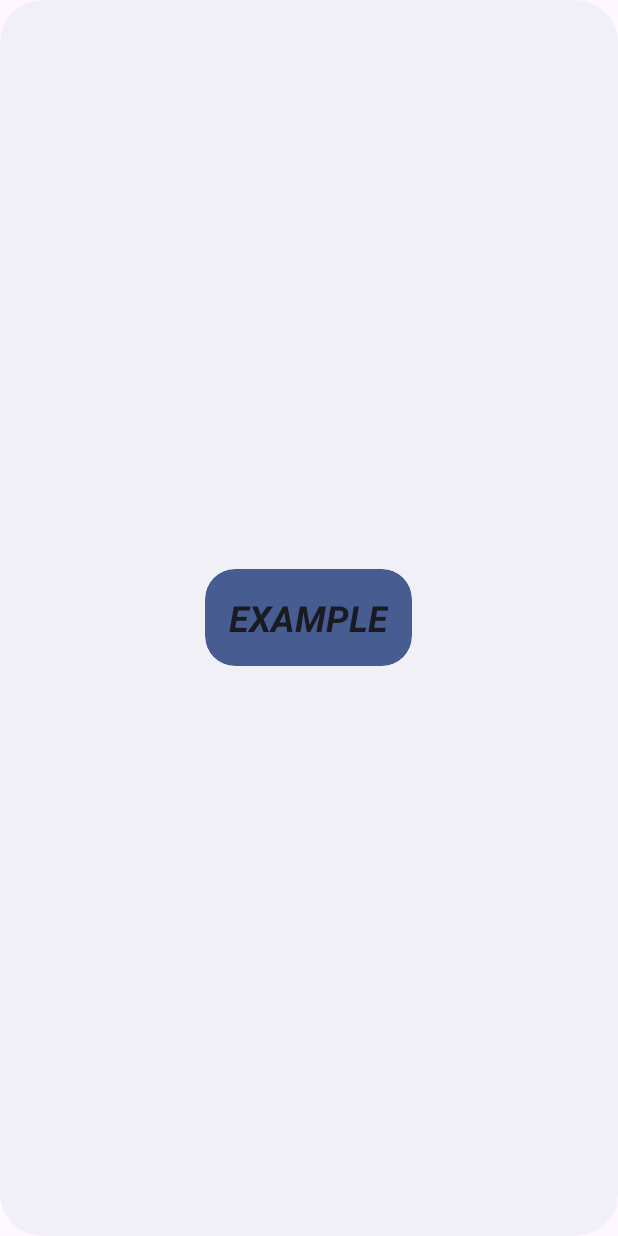
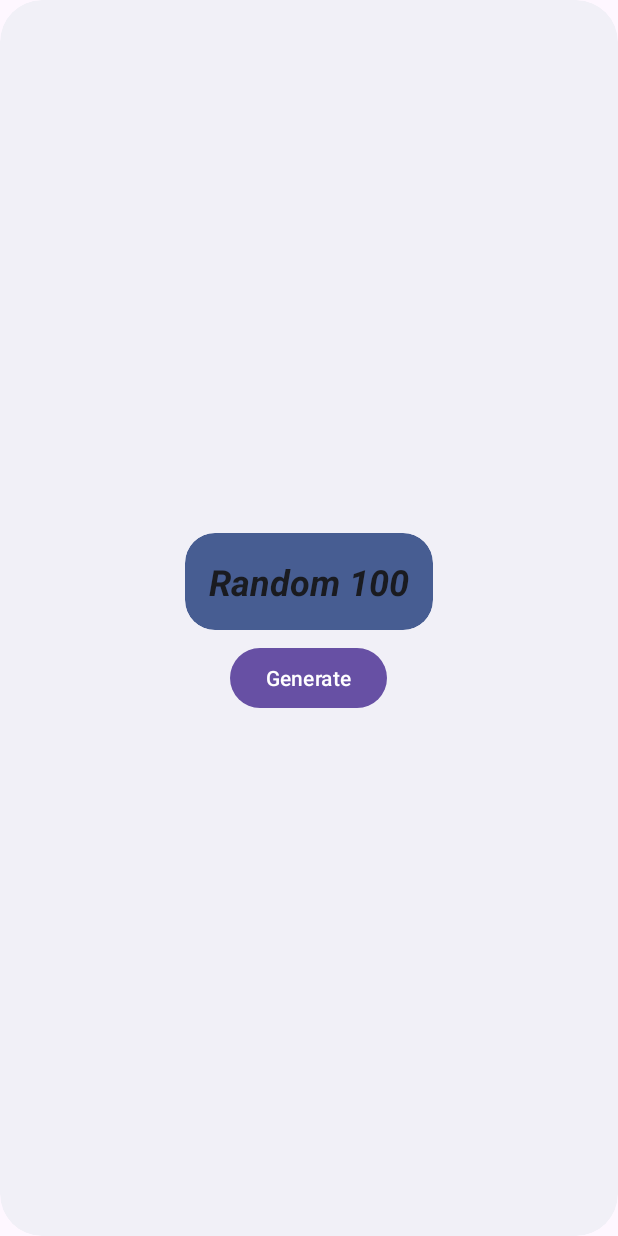
Before and after one commit to fauzan-radji/dicoding-android-intermediate, an Android app: the layout random_number_widget.xml on its own in the app's theme, with its tools: preview values and no code run, on a phone screen of 412 x 824 dp. Run offline under Robolectric (Android 15) with nearby library versions, the phone set to English and light mode, and no system bars.

Commit message:
Advanced UI: Latihan Menambahkan Aksi pada Widget

```diff
--- a/MyWidgets/app/src/main/res/layout/random_number_widget.xml
+++ b/MyWidgets/app/src/main/res/layout/random_number_widget.xml
@@ -3,6 +3,13 @@
     android:layout_width="match_parent"
     android:layout_height="match_parent"
     android:theme="@style/Theme.MyWidgets.AppWidgetContainer">
+
+    <LinearLayout
+        android:layout_width="match_parent"
+        android:layout_height="wrap_content"
+        android:layout_centerHorizontal="true"
+        android:layout_centerVertical="true"
+        android:orientation="vertical">
 
         <TextView
             android:id="@+id/appwidget_text"
@@ -12,8 +19,20 @@
             android:layout_centerHorizontal="true"
             android:layout_centerVertical="true"
             android:layout_margin="8dp"
-        android:contentDescription="@string/appwidget_text"
-        android:text="@string/appwidget_text"
+            android:layout_gravity="center"
+            android:contentDescription="@string/random"
+            android:text="@string/random"
             android:textSize="24sp"
             android:textStyle="bold|italic" />
+
+        <Button
+            android:id="@+id/btn_click"
+            android:layout_width="wrap_content"
+            android:layout_height="wrap_content"
+            android:layout_gravity="center"
+            android:layout_weight="1"
+            android:text="@string/generate"
+            />
+
+    </LinearLayout>
 </RelativeLayout>
--- a/MyWidgets/app/src/main/res/values/strings.xml
+++ b/MyWidgets/app/src/main/res/values/strings.xml
@@ -3,4 +3,6 @@
     <string name="appwidget_text">EXAMPLE</string>
     <string name="add_widget">Add widget</string>
     <string name="app_widget_description">This is an app widget description</string>
+    <string name="generate">Generate</string>
+    <string name="random">Random 100</string>
 </resources>
```
Also changed, not shown: MyWidgets/app/src/main/java/com/example/mywidgets/RandomNumberWidget.kt (+34 -0 lines). Lines whose indentation alone changed are shown as unchanged.
